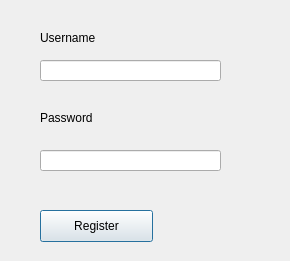
Old version of the form Gui-Vln-2016/registeruser.ui in the repository ivark16/Vln-2016.
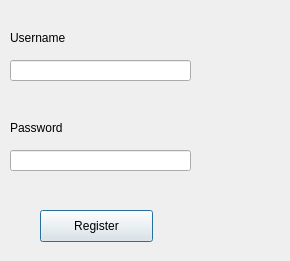
New version of the form.

The edit to the form file:
```diff
--- a/Gui-Vln-2016/registeruser.ui
+++ b/Gui-Vln-2016/registeruser.ui
@@ -29,7 +29,7 @@
   <widget class="QLineEdit" name="lineEditUserName">
    <property name="geometry">
     <rect>
-     <x>40</x>
+     <x>10</x>
      <y>60</y>
      <width>181</width>
      <height>21</height>
@@ -39,7 +39,7 @@
   <widget class="QLineEdit" name="lineEditPassword">
    <property name="geometry">
     <rect>
-     <x>40</x>
+     <x>10</x>
      <y>150</y>
      <width>181</width>
      <height>21</height>
@@ -49,7 +49,7 @@
   <widget class="QLabel" name="labelUser">
    <property name="geometry">
     <rect>
-     <x>40</x>
+     <x>10</x>
      <y>30</y>
      <width>241</width>
      <height>16</height>
@@ -62,9 +62,9 @@
   <widget class="QLabel" name="labelPwd">
    <property name="geometry">
     <rect>
-     <x>40</x>
-     <y>110</y>
-     <width>241</width>
+     <x>10</x>
+     <y>120</y>
+     <width>271</width>
      <height>16</height>
     </rect>
    </property>
```
